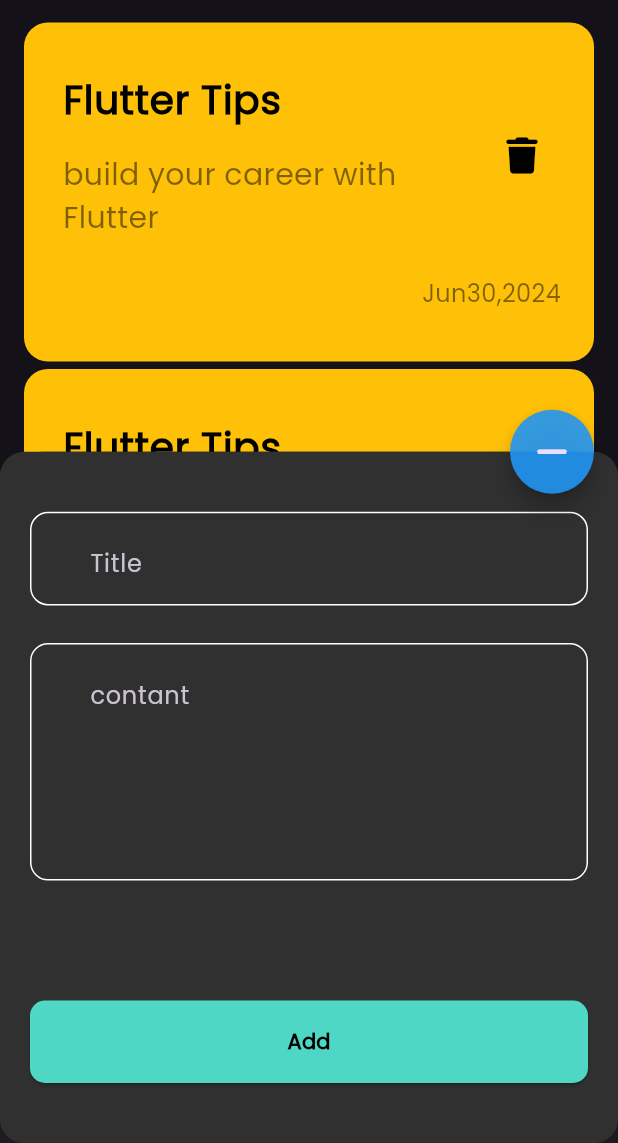
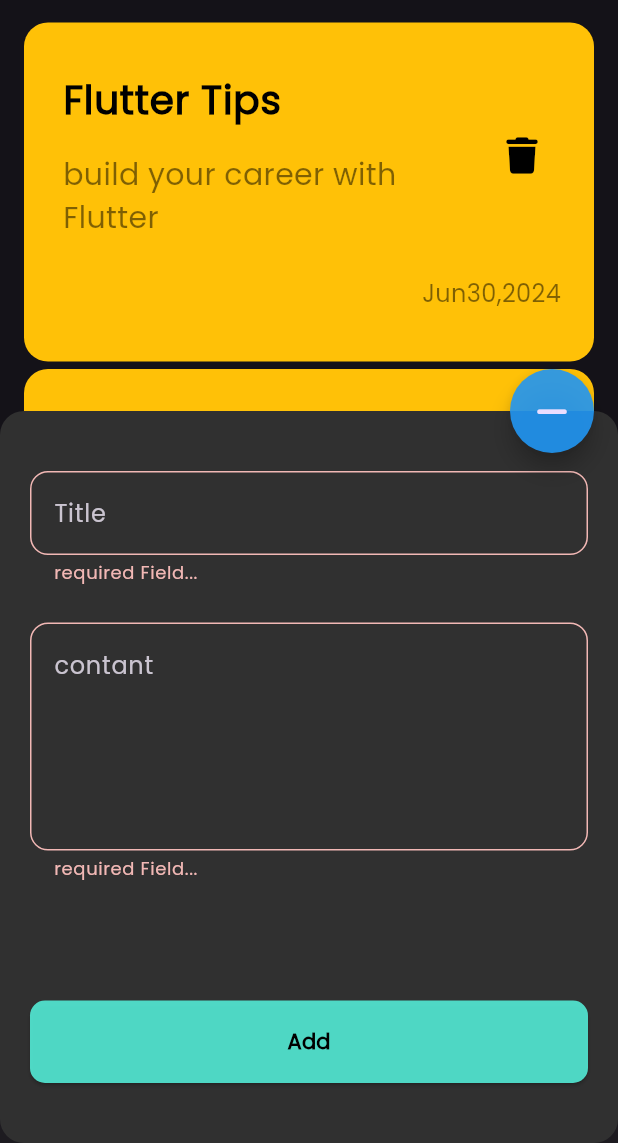
Before and after one commit to mohame12/Note_App, a Flutter app: the NoteView screen opened by its route, after a tap on the "add" icon, after a tap on "Add", on a phone screen of 412 x 824 dp, the part 93-1236 px from its top. Run offline on Flutter 3.47's test engine with Material 3 defaults, Android fonts, the phone set to English and light mode, and no system bars; our stand-ins replace font_awesome_flutter, hive, hive_flutter; accounts and stored records are empty.

```diff
--- a/lib/consts/consts.dart
+++ b/lib/consts/consts.dart
@@ -0,0 +1 @@
+const String KNotesBox='notes_box';
--- a/lib/main.dart
+++ b/lib/main.dart
@@ -1,8 +1,12 @@
 import 'package:flutter/material.dart';
+import 'package:hive_flutter/adapters.dart';
 import 'package:note_app/views/edit_view.dart';
 import 'package:note_app/views/note_view.dart';
-void main()
+import 'consts/consts.dart';
+void main()async
 {
+ await Hive.initFlutter();
+ Hive.openBox(KNotesBox);
   runApp(const MyApp());
 }
 
@@ -21,7 +25,7 @@ class MyApp extends StatelessWidget {
       NoteView.id:(context)=> const NoteView(),
       EditView.id:(context)=>const EditView(),
     },
-    initialRoute: EditView.id,
+    initialRoute: NoteView.id,
   );
   }
 }
--- a/lib/views/note_view.dart
+++ b/lib/views/note_view.dart
@@ -43,7 +43,7 @@ class _NoteViewState extends State<NoteView> {
      if(isShown==false) {
       scaffoldkey.currentState?.showBottomSheet(
             (context) =>
-          const BottomShetFAB(),).closed.then((e){
+           BottomShetFAB(),).closed.then((e){
         isShown=false;
         setState(() {
           icon=Icons.add;
--- a/lib/widgets/bottom_sheet_fab.dart
+++ b/lib/widgets/bottom_sheet_fab.dart
@@ -1,10 +1,22 @@
 import 'package:flutter/material.dart';
 
 import 'custom_tff.dart';
-class BottomShetFAB extends StatelessWidget {
+class BottomShetFAB extends StatefulWidget {
    const BottomShetFAB({
     super.key,
   });
+
+  @override
+  State<BottomShetFAB> createState() => _BottomShetFABState();
+}
+
+class _BottomShetFABState extends State<BottomShetFAB> {
+    GlobalKey<FormState> formkey=GlobalKey();
+
+
+    AutovalidateMode autovalidateMode=AutovalidateMode.disabled;
+
+    String ? title,subtitle;
 
   @override
   Widget build(BuildContext context) {
@@ -17,12 +29,18 @@ class BottomShetFAB extends StatelessWidget {
       Padding(
         padding: const EdgeInsetsDirectional.only(top:40 ,end:20 ,start:20 ,bottom:20 ),
         child: SingleChildScrollView(
+          child: Form(
+            key: formkey,
             child: Column(
               mainAxisSize: MainAxisSize.min,
               children: [
-              const TextFF(hint: 'Title', maxLines: 1,),
+                 TextFF(hint: 'Title', maxLines: 1,onSaved: (val){title=val;},),
+
+
                 const SizedBox(height: 25,),
-              const TextFF(hint: 'contant', maxLines: 5,),
+                 TextFF(hint: 'contant', maxLines: 5,onSaved: (val){subtitle=val;},),
+
+
                 const SizedBox(height: 80,),
                 Padding(
                   padding: const EdgeInsetsDirectional.only(bottom: 20),
@@ -31,13 +49,30 @@ class BottomShetFAB extends StatelessWidget {
                     height: 55,
                     child: ElevatedButton(
                       style: ElevatedButton.styleFrom(shape: RoundedRectangleBorder(borderRadius: BorderRadius.circular(10)),backgroundColor: const Color(0xff53EBD6).withOpacity(0.9)),
-                      onPressed: (){},
+
+
+                        onPressed: (){
+                          if(formkey.currentState!.validate())
+                            {
+                              formkey.currentState!.save();
+                            }
+                          else
+                            {
+                              autovalidateMode=AutovalidateMode.always;
+                              setState(() {
+
+                              });
+                            }
+
+
+                        },
                         child:const Text('Add',style: TextStyle(fontWeight: FontWeight.bold,color: Colors.black),) ),
                   ),
                 )
               ],
             ),
           ),
+        ),
       ));
   }
 }
--- a/lib/widgets/custom_tff.dart
+++ b/lib/widgets/custom_tff.dart
@@ -1,20 +1,35 @@
 import 'package:flutter/material.dart';
 
 class TextFF extends StatelessWidget {
-  const TextFF({
-    super.key, required this.hint, required this.maxLines,
+   const TextFF({
+    super.key, required this.hint, required this.maxLines, this.validation, this.onSaved, this.prefix
   });
 
   final String hint;
   final int maxLines;
+  final String? Function(String?)? validation ;
+  final void Function(String?)? onSaved;
+  final Widget? prefix;
   @override
   Widget build(BuildContext context) {
     return TextFormField(
+      onSaved: onSaved ,
+
+
+      validator: (value) {
+        if(value?.isEmpty ?? true)
+          {
+            return 'required Field...';
+          }
+        else {
+          return null;
+        }
+      },
       maxLines: maxLines,
-      cursorColor: Color(0xff53EBD6),
+      cursorColor: const Color(0xff53EBD6),
       decoration: InputDecoration(
         hintText: hint,
-        prefix: Icon(Icons.title,color: Color(0xff53EBD6),),
+        prefix: prefix,
         border: buildOutlineInputBorder(),
         enabledBorder: buildOutlineInputBorder(),
         focusedBorder: buildOutlineInputBorderfoucsed(),
```
Lines whose indentation alone changed are shown as unchanged.
